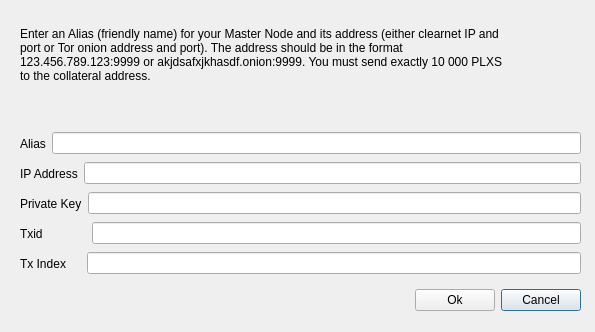
Old version of the form src/qt/forms/createmasternodedialog.ui in the repository altcuim/Plexus.
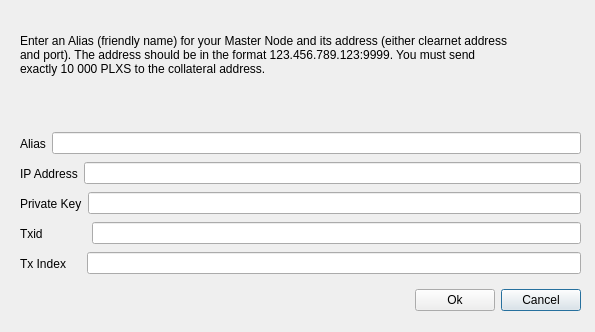
New version of the form.

The edit to the form file:
```diff
--- a/src/qt/forms/createmasternodedialog.ui
+++ b/src/qt/forms/createmasternodedialog.ui
@@ -77,7 +77,7 @@
     </sizepolicy>
    </property>
    <property name="text">
-    <string>&lt;html&gt;&lt;head/&gt;&lt;body&gt;&lt;p&gt;Enter an Alias (friendly name) for your Master Node and its address (either clearnet IP and port or Tor onion address and port). The address should be in the format 123.456.789.123:9999 or akjdsafxjkhasdf.onion:9999. You must send exactly 10 000 PLXS to the collateral address.&lt;/p&gt;&lt;/body&gt;&lt;/html&gt;</string>
+    <string>&lt;html&gt;&lt;head/&gt;&lt;body&gt;&lt;p&gt;Enter an Alias (friendly name) for your Master Node and its address (either clearnet address and port). The address should be in the format 123.456.789.123:9999. You must send exactly 10 000 PLXS to the collateral address.&lt;/p&gt;&lt;/body&gt;&lt;/html&gt;</string>
    </property>
    <property name="wordWrap">
     <bool>true</bool>
```
